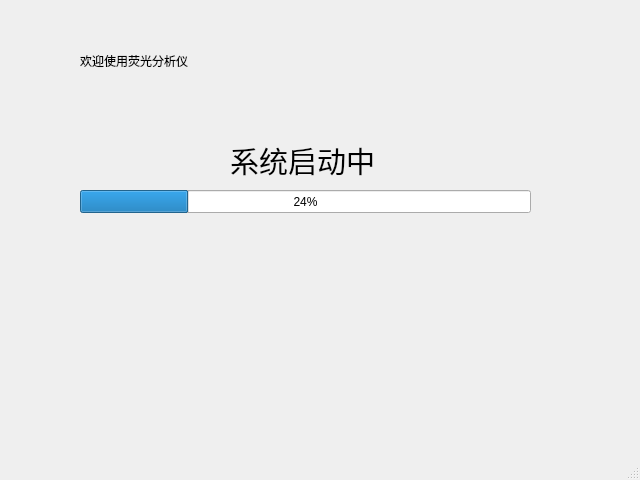
nylttpgg09/FluoTest, file welcome1.ui: the form before one commit.
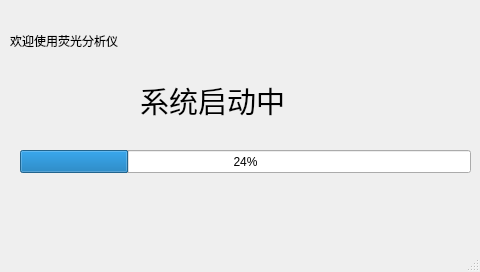
The form after the commit.

```diff
--- a/welcome1.ui
+++ b/welcome1.ui
@@ -6,8 +6,8 @@
    <rect>
     <x>0</x>
     <y>0</y>
-    <width>640</width>
-    <height>480</height>
+    <width>480</width>
+    <height>272</height>
    </rect>
   </property>
   <property name="windowTitle">
@@ -17,8 +17,8 @@
    <widget class="QProgressBar" name="progressBar">
     <property name="geometry">
      <rect>
-      <x>80</x>
-      <y>190</y>
+      <x>20</x>
+      <y>150</y>
       <width>451</width>
       <height>23</height>
      </rect>
@@ -30,8 +30,8 @@
    <widget class="QLabel" name="label">
     <property name="geometry">
      <rect>
-      <x>230</x>
-      <y>140</y>
+      <x>140</x>
+      <y>80</y>
       <width>191</width>
       <height>41</height>
      </rect>
@@ -49,8 +49,8 @@
    <widget class="QLabel" name="label_2">
     <property name="geometry">
      <rect>
-      <x>80</x>
-      <y>30</y>
+      <x>10</x>
+      <y>10</y>
       <width>161</width>
       <height>61</height>
      </rect>
```
Left out of the diff: 2 changed lines with no effect on the pictures.
